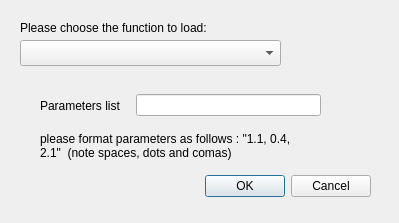
Before: the Qt Designer form Anisotropic_mesh_3/demo/ui_files/Function_dialog.ui in MaelRL/cgal, drawn with Qt 5.
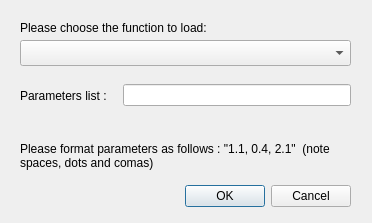
After: the same form once the commit is applied.

Patch:
```diff
--- a/Anisotropic_mesh_3/demo/ui_files/Function_dialog.ui
+++ b/Anisotropic_mesh_3/demo/ui_files/Function_dialog.ui
@@ -6,7 +6,7 @@
    <rect>
     <x>0</x>
     <y>0</y>
-    <width>399</width>
+    <width>372</width>
     <height>223</height>
    </rect>
   </property>
@@ -22,8 +22,8 @@
   <widget class="QDialogButtonBox" name="buttonBox">
    <property name="geometry">
     <rect>
-     <x>30</x>
-     <y>170</y>
+     <x>10</x>
+     <y>180</y>
      <width>341</width>
      <height>32</height>
     </rect>
@@ -40,7 +40,7 @@
     <rect>
      <x>20</x>
      <y>40</y>
-     <width>261</width>
+     <width>331</width>
      <height>26</height>
     </rect>
    </property>
@@ -50,7 +50,7 @@
     <rect>
      <x>20</x>
      <y>20</y>
-     <width>251</width>
+     <width>311</width>
      <height>16</height>
     </rect>
    </property>
@@ -61,14 +61,14 @@
   <widget class="QLabel" name="label_2">
    <property name="geometry">
     <rect>
-     <x>40</x>
-     <y>130</y>
-     <width>261</width>
-     <height>31</height>
+     <x>20</x>
+     <y>110</y>
+     <width>341</width>
+     <height>91</height>
     </rect>
    </property>
    <property name="text">
-    <string>please format parameters as follows : &quot;1.1, 0.4, 2.1&quot;  (note spaces, dots and comas)</string>
+    <string>Please format parameters as follows : &quot;1.1, 0.4, 2.1&quot;  (note spaces, dots and comas)</string>
    </property>
    <property name="wordWrap">
     <bool>true</bool>
@@ -77,9 +77,9 @@
   <widget class="QWidget" name="layoutWidget">
    <property name="geometry">
     <rect>
-     <x>40</x>
-     <y>90</y>
-     <width>281</width>
+     <x>20</x>
+     <y>80</y>
+     <width>331</width>
      <height>31</height>
     </rect>
    </property>
@@ -90,7 +90,7 @@
        <enum>Qt::LeftToRight</enum>
       </property>
       <property name="text">
-       <string>Parameters list   </string>
+       <string>Parameters list :   </string>
       </property>
       <property name="alignment">
        <set>Qt::AlignLeading|Qt::AlignLeft|Qt::AlignVCenter</set>
```
